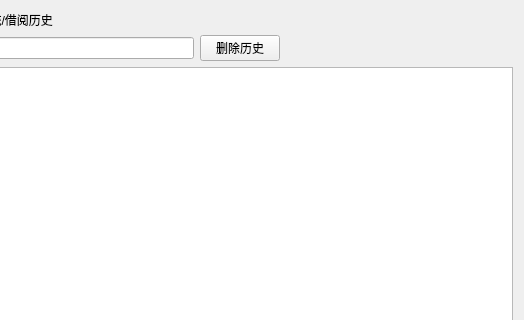
This is bookmgr/cell/cell_bookhis.ui in ZF-Xie/book-manager as Qt 5 draws it before an edit; both pictures show x 94 to 618 and y 0 to 320 of the 618 by 525 pixel window. The edited form follows.
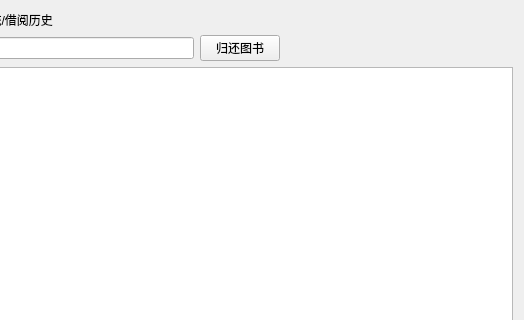
This is the edited form.

Patch:
```diff
--- a/bookmgr/cell/cell_bookhis.ui
+++ b/bookmgr/cell/cell_bookhis.ui
@@ -39,7 +39,7 @@
      <item row="1" column="2">
       <widget class="QPushButton" name="btu_clear">
        <property name="text">
-        <string>删除历史</string>
+        <string>归还图书</string>
        </property>
       </widget>
      </item>
```
